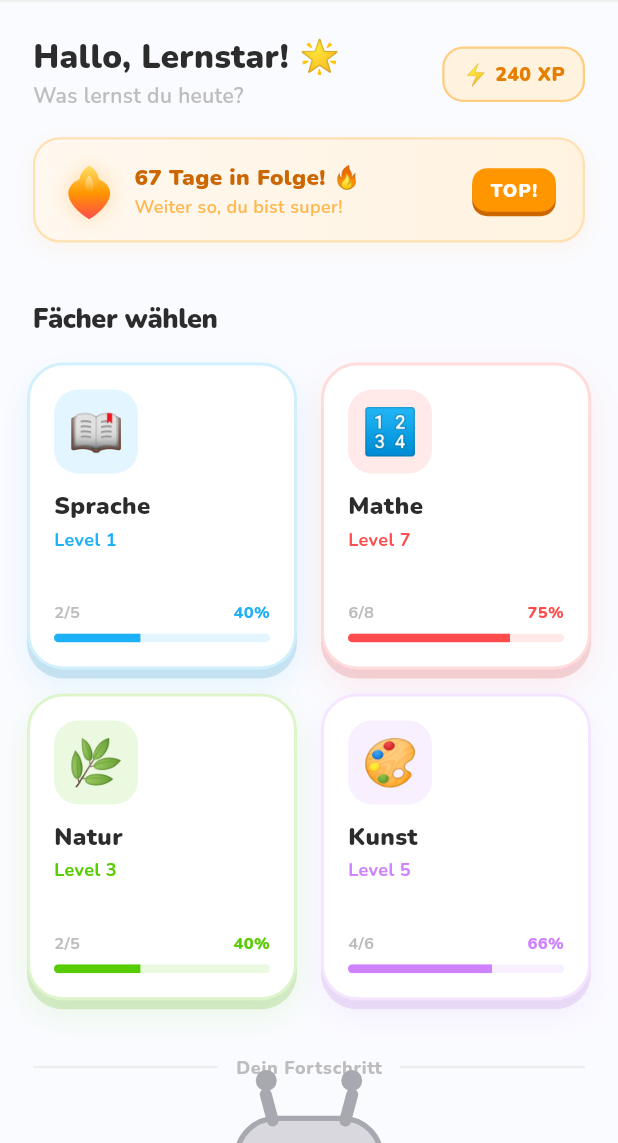
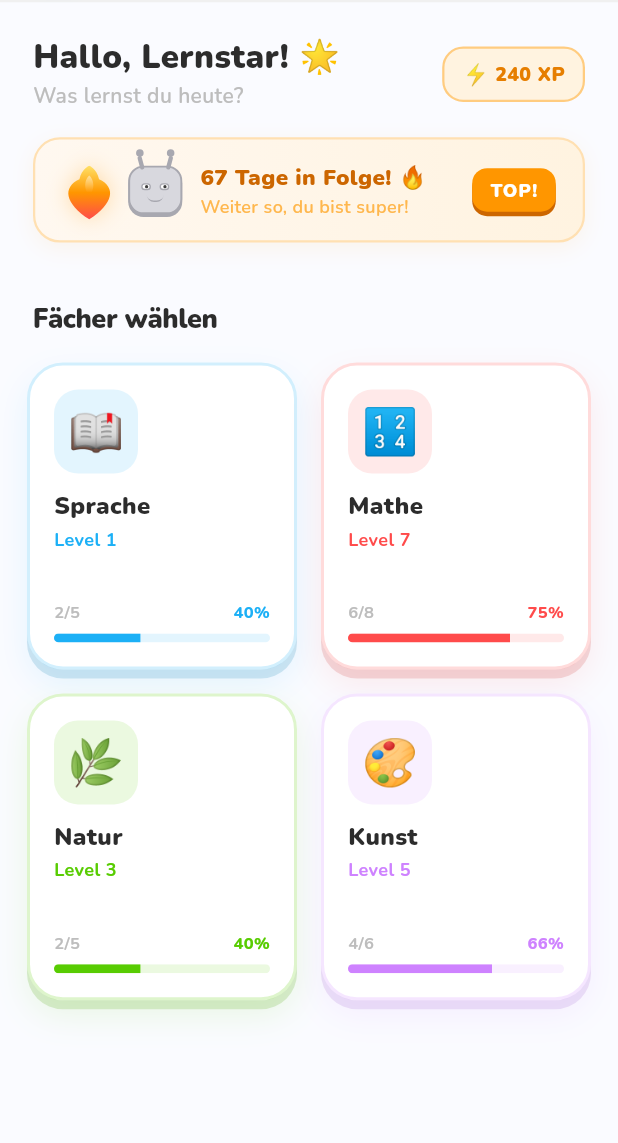
Before and after one commit to mrgame54/EduGo, a Flutter app: the screen it shows after launch, on a phone screen of 412 x 824 dp, the part 93-1236 px from its top. Run offline on Flutter 3.47's test engine with Material 3 defaults, Android fonts, the phone set to English and light mode, and no system bars; our stand-ins replace google_fonts.

Commit message:
removed Big Robot and fixed hearts
tote herzen braucht man sowieso net

```diff
--- a/edugo/lib/screens/home_screen.dart
+++ b/edugo/lib/screens/home_screen.dart
@@ -28,8 +28,6 @@ class HomeScreen extends StatelessWidget {
                     _SectionLabel(label: 'Fächer wählen'),
                     const SizedBox(height: 16),
                     _SubjectGrid(),
-                    const SizedBox(height: 36),
-                    _ProgressFooter(),
                     const SizedBox(height: 28),
                   ],
                 ),
@@ -223,6 +221,8 @@ class _DailyStreakBanner extends StatelessWidget {
         child: Row(
           children: [
             const AnimatedStreakFlame(streakCount: 67, compact: true),
+            const SizedBox(width: 8),
+            const RobotAvatar(scale: 0.36),
             const SizedBox(width: 12),
             Column(
               crossAxisAlignment: CrossAxisAlignment.start,
@@ -323,57 +323,3 @@ class _SubjectGrid extends StatelessWidget {
     );
   }
 }
-
-// ─── PROGRESS FOOTER ──────────────────────────────────────────────────────────
-
-class _ProgressFooter extends StatelessWidget {
-  @override
-  Widget build(BuildContext context) {
-    return Column(
-      children: [
-        // Section divider
-        Padding(
-          padding: const EdgeInsets.symmetric(horizontal: 22),
-          child: Row(
-            children: [
-              Expanded(child: Container(height: 1.5, color: const Color(0xFFEEEEEE))),
-              Padding(
-                padding: const EdgeInsets.symmetric(horizontal: 12),
-                child: Text(
-                  'Dein Fortschritt',
-                  style: TextStyle(
-                    fontSize: 12,
-                    fontWeight: FontWeight.w800,
-                    color: Colors.grey[400],
-                    letterSpacing: 0.5,
-                  ),
-                ),
-              ),
-              Expanded(child: Container(height: 1.5, color: const Color(0xFFEEEEEE))),
-            ],
-          ),
-        ),
-        const SizedBox(height: 24),
-        const RobotAvatar(),
-        const SizedBox(height: 6),
-        Text(
-          'Ich bin Edu! 🤖',
-          style: TextStyle(
-            fontSize: 13,
-            fontWeight: FontWeight.w800,
-            color: Colors.grey[400],
-          ),
-        ),
-        const SizedBox(height: 6),
-        Text(
-          'Dein Lernbegleiter',
-          style: TextStyle(
-            fontSize: 12,
-            fontWeight: FontWeight.w600,
-            color: Colors.grey[300],
-          ),
-        ),
-      ],
-    );
-  }
-}
--- a/edugo/lib/screens/quiz_screen.dart
+++ b/edugo/lib/screens/quiz_screen.dart
@@ -108,22 +108,6 @@ class _QuizScreenState extends State<QuizScreen> {
                       progress: progress,
                       color: widget.subject.color,
                     ),
-                  ),
-                  const SizedBox(width: 16),
-                  const Row(
-                    children: [
-                      Icon(Icons.favorite_rounded,
-                          color: Color(0xFFFF4B4B), size: 28),
-                      SizedBox(width: 4),
-                      Text(
-                        '5',
-                        style: TextStyle(
-                          color: Color(0xFFFF4B4B),
-                          fontSize: 18,
-                          fontWeight: FontWeight.w900,
-                        ),
-                      ),
-                    ],
                   ),
                 ],
               ),
--- a/edugo/lib/widgets/robot_avatar.dart
+++ b/edugo/lib/widgets/robot_avatar.dart
@@ -1,7 +1,11 @@
 import 'package:flutter/material.dart';
 
 class RobotAvatar extends StatefulWidget {
-  const RobotAvatar({super.key});
+  /// Scales the whole avatar (antennas, body, face) proportionally.
+  /// 1.0 = original full size.
+  final double scale;
+
+  const RobotAvatar({super.key, this.scale = 1.0});
 
   @override
   State<RobotAvatar> createState() => _RobotAvatarState();
@@ -42,22 +46,25 @@ class _RobotAvatarState extends State<RobotAvatar>
     super.dispose();
   }
 
+  // Scales a raw design-size value by the widget's scale factor.
+  double _s(double value) => value * widget.scale;
+
   @override
   Widget build(BuildContext context) {
     return AnimatedBuilder(
       animation: _blinkController,
       builder: (context, child) {
         return Container(
-          width: 100,
-          height: 90,
+          width: _s(100),
+          height: _s(90),
           decoration: BoxDecoration(
             color: const Color(0xFFD8D8DE),
-            borderRadius: BorderRadius.circular(28),
-            border: Border.all(color: const Color(0xFFA8A8B0), width: 3.5),
-            boxShadow: const [
+            borderRadius: BorderRadius.circular(_s(28)),
+            border: Border.all(color: const Color(0xFFA8A8B0), width: _s(3.5)),
+            boxShadow: [
               BoxShadow(
-                color: Color(0xFFA8A8B0),
-                offset: Offset(0, 5),
+                color: const Color(0xFFA8A8B0),
+                offset: Offset(0, _s(5)),
                 blurRadius: 0,
                 spreadRadius: 0,
               ),
@@ -68,43 +75,43 @@ class _RobotAvatarState extends State<RobotAvatar>
             children: [
               // Left antenna
               Positioned(
-                top: -22,
-                left: 16,
+                top: _s(-22),
+                left: _s(16),
                 child: Transform.rotate(
                   angle: -0.26,
                   child: Container(
-                    width: 8,
-                    height: 26,
+                    width: _s(8),
+                    height: _s(26),
                     decoration: BoxDecoration(
                       color: const Color(0xFFA8A8B0),
-                      borderRadius: BorderRadius.circular(4),
+                      borderRadius: BorderRadius.circular(_s(4)),
                     ),
                   ),
                 ),
               ),
               // Right antenna
               Positioned(
-                top: -22,
-                right: 16,
+                top: _s(-22),
+                right: _s(16),
                 child: Transform.rotate(
                   angle: 0.26,
                   child: Container(
-                    width: 8,
-                    height: 26,
+                    width: _s(8),
+                    height: _s(26),
                     decoration: BoxDecoration(
                       color: const Color(0xFFA8A8B0),
-                      borderRadius: BorderRadius.circular(4),
+                      borderRadius: BorderRadius.circular(_s(4)),
                     ),
                   ),
                 ),
               ),
               // Left antenna tip
               Positioned(
-                top: -34,
-                left: 11,
+                top: _s(-34),
+                left: _s(11),
                 child: Container(
-                  width: 14,
-                  height: 14,
+                  width: _s(14),
+                  height: _s(14),
                   decoration: const BoxDecoration(
                     color: Color(0xFFA8A8B0),
                     shape: BoxShape.circle,
@@ -113,11 +120,11 @@ class _RobotAvatarState extends State<RobotAvatar>
               ),
               // Right antenna tip
               Positioned(
-                top: -34,
-                right: 11,
+                top: _s(-34),
+                right: _s(11),
                 child: Container(
-                  width: 14,
-                  height: 14,
+                  width: _s(14),
+                  height: _s(14),
                   decoration: const BoxDecoration(
                     color: Color(0xFFA8A8B0),
                     shape: BoxShape.circle,
@@ -129,31 +136,31 @@ class _RobotAvatarState extends State<RobotAvatar>
                 child: Column(
                   mainAxisSize: MainAxisSize.min,
                   children: [
-                    const SizedBox(height: 10),
+                    SizedBox(height: _s(10)),
                     // Eyes
                     Row(
                       mainAxisAlignment: MainAxisAlignment.center,
                       children: [
                         _buildEye(),
-                        const SizedBox(width: 16),
+                        SizedBox(width: _s(16)),
                         _buildEye(),
                       ],
                     ),
-                    const SizedBox(height: 8),
+                    SizedBox(height: _s(8)),
                     // Mouth
                     Container(
-                      width: 32,
-                      height: 14,
+                      width: _s(32),
+                      height: _s(14),
                       decoration: BoxDecoration(
                         border: Border(
                           bottom: BorderSide(
                             color: const Color(0xFFA8A8B0),
-                            width: 3,
+                            width: _s(3),
                           ),
                         ),
-                        borderRadius: const BorderRadius.only(
-                          bottomLeft: Radius.circular(20),
-                          bottomRight: Radius.circular(20),
+                        borderRadius: BorderRadius.only(
+                          bottomLeft: Radius.circular(_s(20)),
+                          bottomRight: Radius.circular(_s(20)),
                         ),
                       ),
                     ),
@@ -171,18 +178,18 @@ class _RobotAvatarState extends State<RobotAvatar>
     return Transform.scale(
       scaleY: _blinkAnimation.value,
       child: Container(
-        width: 18,
-        height: 13,
+        width: _s(18),
+        height: _s(13),
         decoration: BoxDecoration(
           color: Colors.white,
-          borderRadius: BorderRadius.circular(10),
-          border: Border.all(color: const Color(0xFFA8A8B0), width: 2.5),
+          borderRadius: BorderRadius.circular(_s(10)),
+          border: Border.all(color: const Color(0xFFA8A8B0), width: _s(2.5)),
         ),
         child: Center(
           child: Container(
-            width: 6,
-            height: 6,
-            margin: const EdgeInsets.only(left: 2),
+            width: _s(6),
+            height: _s(6),
+            margin: EdgeInsets.only(left: _s(2)),
             decoration: const BoxDecoration(
               color: Color(0xFF3C3C3C),
               shape: BoxShape.circle,
```
